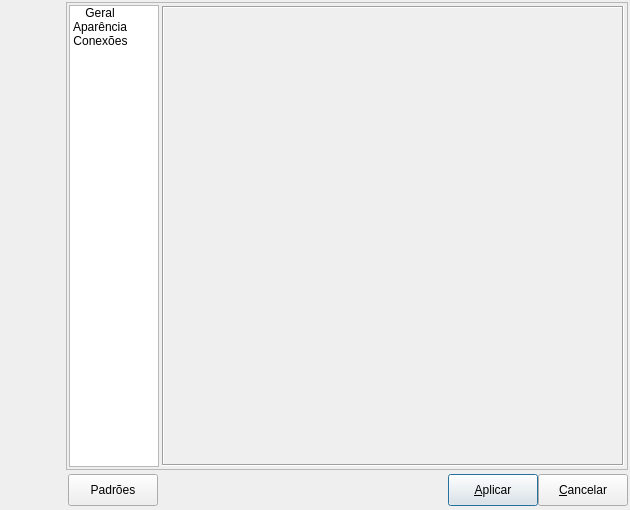
The window that pgmodeler_ui/ui/formconfiguracao.ui (erdincay/pgmodeler-old) describes before a commit, drawn with Qt 5.
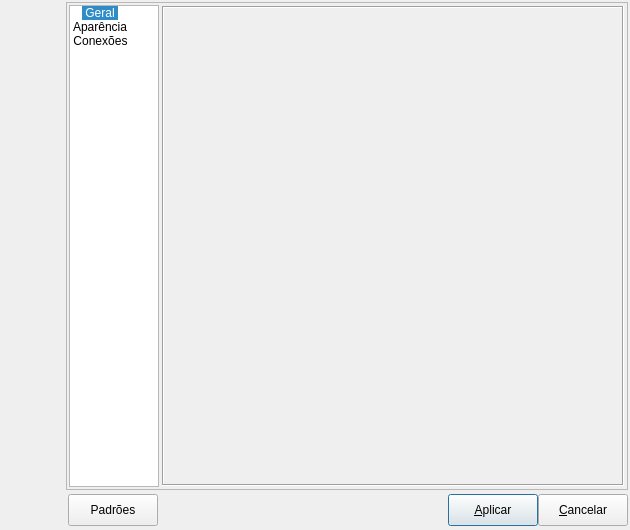
The same window after the commit. Icons and pictures are not drawn.

The edit to the form file:
```diff
--- a/pgmodeler_ui/ui/formconfiguracao.ui
+++ b/pgmodeler_ui/ui/formconfiguracao.ui
@@ -10,7 +10,7 @@
     <x>0</x>
     <y>0</y>
     <width>630</width>
-    <height>510</height>
+    <height>530</height>
    </rect>
   </property>
   <property name="sizePolicy">
@@ -22,7 +22,7 @@
   <property name="minimumSize">
    <size>
     <width>630</width>
-    <height>510</height>
+    <height>530</height>
    </size>
   </property>
   <property name="windowTitle">
@@ -353,7 +353,7 @@
          <bool>false</bool>
         </property>
         <property name="currentRow">
-         <number>-1</number>
+         <number>0</number>
         </property>
         <item>
          <property name="text">
```
